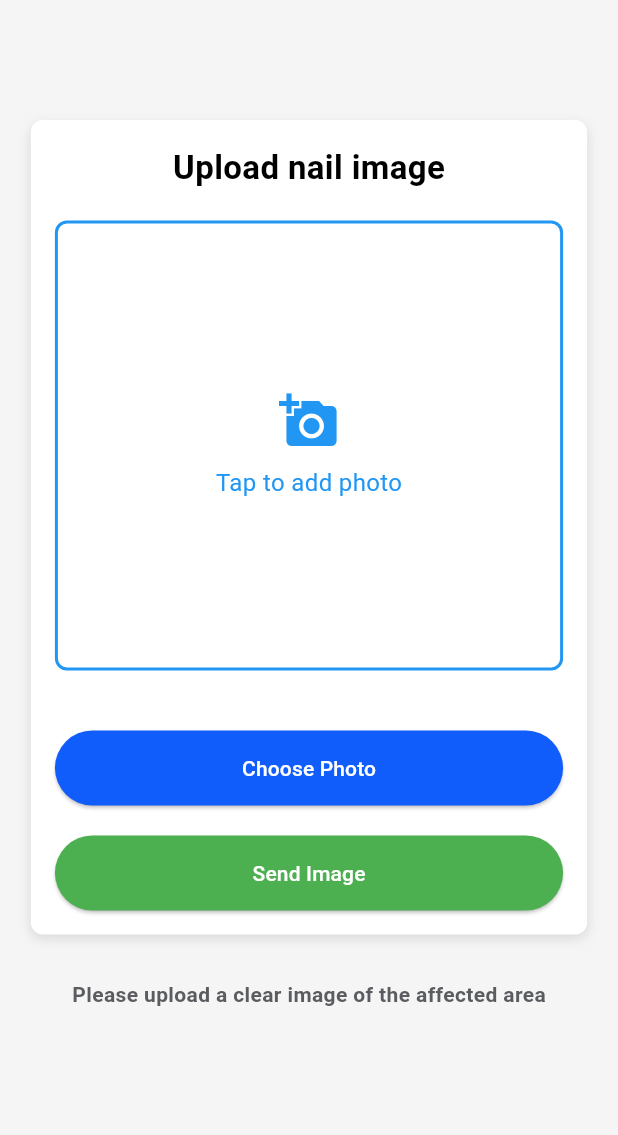
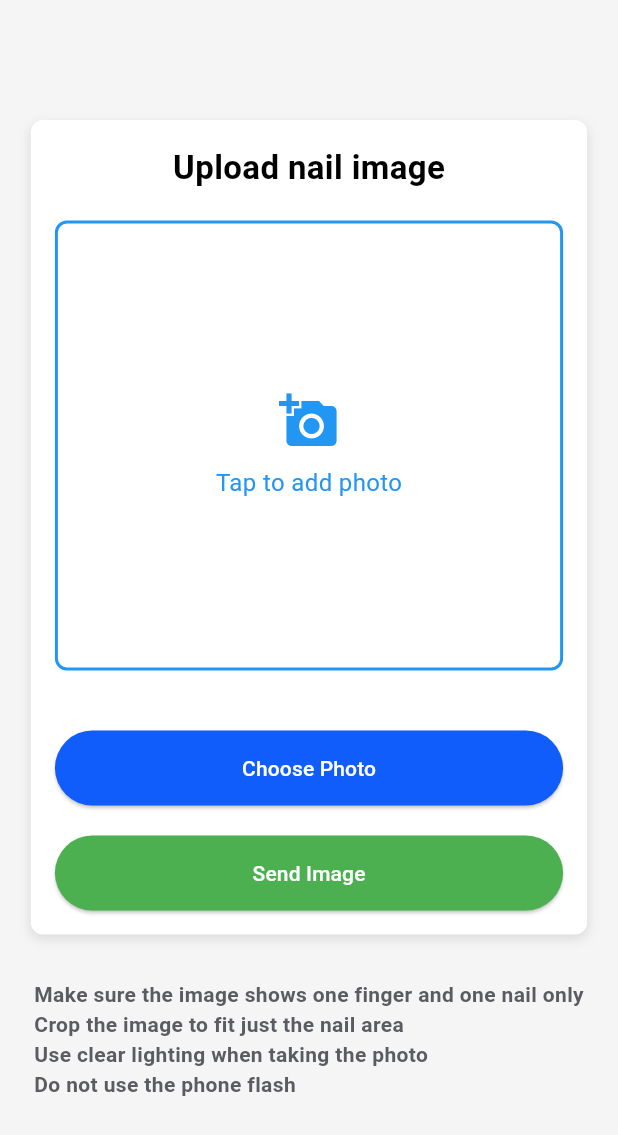
Before and after one commit to Mo277210/final_year_project, a Flutter app: the Nagelimage screen opened directly, on a phone screen of 412 x 824 dp. Shown: the top 1135 px of the screen. Run offline on Flutter 3.47's test engine with Material 3 defaults, Android fonts, the phone set to English and light mode, and no system bars; our stand-ins replace file_picker, flutter_rating_bar.

Commit message:
add text to image sender in patient

```diff
--- a/lib/homePagePatient/nagelimage.dart
+++ b/lib/homePagePatient/nagelimage.dart
@@ -229,14 +229,18 @@ class _Nagelimage extends State<Nagelimage> {
             ),
             const Center(
               child: Text(
-                "Please upload a clear image of the affected area",
+                'Make sure the image shows one finger and one nail only\n'
+                    'Crop the image to fit just the nail area\n'
+                    'Use clear lighting when taking the photo\n'
+                    'Do not use the phone flash',
                 style: TextStyle(
                     fontSize: 14,
                     color: Color(0xff5a5c60),
                     fontWeight: FontWeight.bold
                 ),
               ),
-            )
+            ),
+            SizedBox(height: 10,)
           ],
         ),
       ),
```
